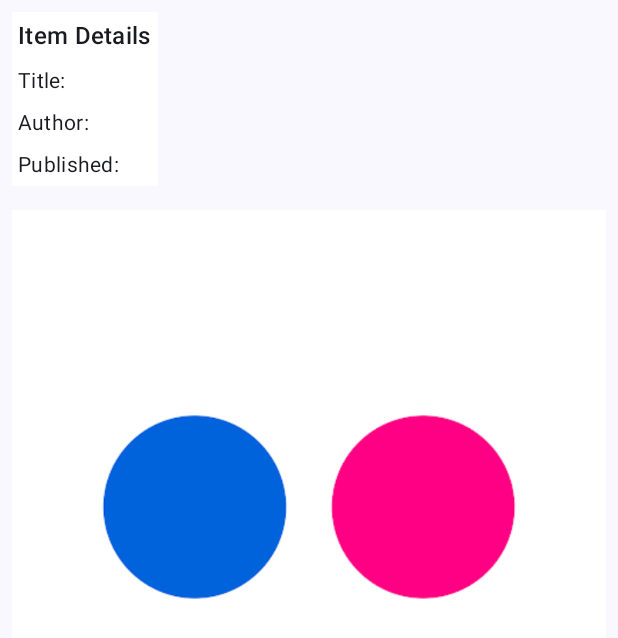
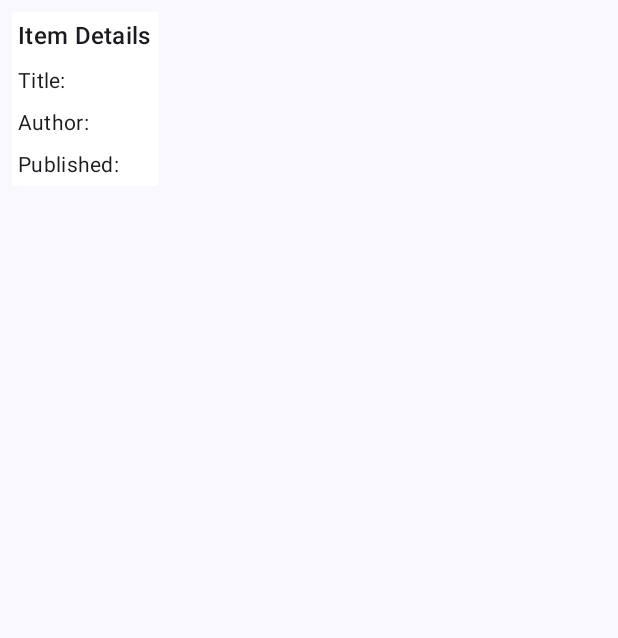
Before and after one commit to Richard19Perez77/FlickerSearchApp, an Android app built with Jetpack Compose: the composable DetailScreen called with empty values, on a phone screen of 412 x 824 dp. Shown: the top 638 px of the screen. Run offline under Robolectric (Android 15) with nearby library versions, the phone set to English and light mode, and no system bars; pictures from the network do not load.

```diff
--- a/app/src/main/java/com/rperez/flickersearchapp/ui/detail/DetailScreen.kt
+++ b/app/src/main/java/com/rperez/flickersearchapp/ui/detail/DetailScreen.kt
@@ -8,12 +8,8 @@ import android.webkit.WebResourceRequest
 import android.webkit.WebView
 import android.webkit.WebViewClient
 import android.widget.Toast
-import androidx.compose.foundation.Image
 import androidx.compose.foundation.background
-import androidx.compose.foundation.layout.Box
 import androidx.compose.foundation.layout.Column
-import androidx.compose.foundation.layout.fillMaxSize
-import androidx.compose.foundation.layout.fillMaxWidth
 import androidx.compose.foundation.layout.padding
 import androidx.compose.foundation.rememberScrollState
 import androidx.compose.foundation.verticalScroll
@@ -22,13 +18,9 @@ import androidx.compose.material3.Text
 import androidx.compose.runtime.Composable
 import androidx.compose.ui.Modifier
 import androidx.compose.ui.graphics.Color
-import androidx.compose.ui.layout.ContentScale
 import androidx.compose.ui.platform.testTag
-import androidx.compose.ui.res.painterResource
 import androidx.compose.ui.unit.dp
 import androidx.compose.ui.viewinterop.AndroidView
-import coil.compose.rememberAsyncImagePainter
-import com.rperez.flickersearchapp.R
 
 /**
  * Displays detailed information about a specific photo item.
@@ -52,15 +44,25 @@ fun DetailScreen(
 ) {
     val scrollState = rememberScrollState()
 
-    val decodedUrl = Uri.decode(url)
+//    val decodedUrl = Uri.decode(url)
+//    Box {
+//        Image(
+//            painter = rememberAsyncImagePainter(
+//                model = decodedUrl,
+//                placeholder = painterResource(R.drawable.placeholder),
+//                error = painterResource(R.drawable.error),
+//                contentScale = ContentScale.FillBounds
+//            ),
+//            contentDescription = null,
+//            modifier = Modifier
+//                .padding(8.dp)
+//                .size(400.dp)
+//        )
+//    }
 
     Column(
         modifier = Modifier
-            .fillMaxSize()
             .verticalScroll(scrollState)
-    ) {
-        Column(
-            modifier = Modifier
             .padding(8.dp)
             .background(Color.White),
     ) {
@@ -159,20 +161,4 @@ fun DetailScreen(
             )
         }
     }
-
-        Box(modifier = Modifier.fillMaxSize()) {
-            Image(
-                painter = rememberAsyncImagePainter(
-                    model = decodedUrl,
-                    placeholder = painterResource(R.drawable.placeholder),
-                    error = painterResource(R.drawable.error),
-                    contentScale = ContentScale.FillWidth
-                ),
-                contentDescription = null,
-                modifier = Modifier
-                    .fillMaxWidth()
-                    .padding(8.dp)
-            )
 }
-    }
-}
```
Lines whose indentation alone changed are shown as unchanged.
